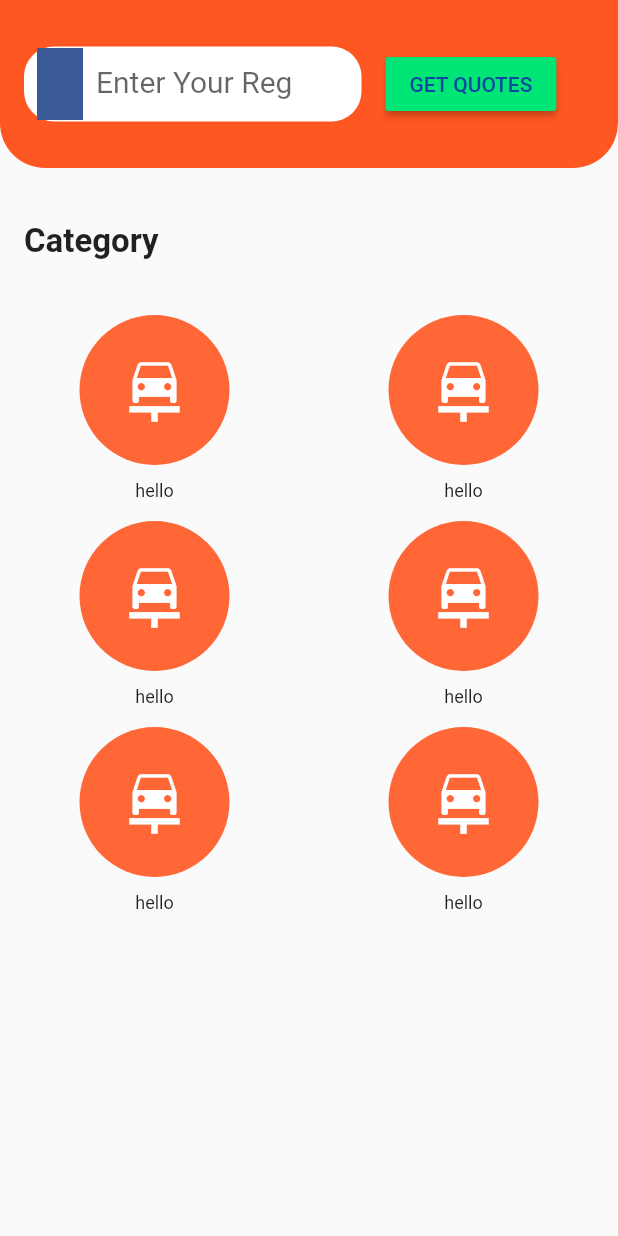
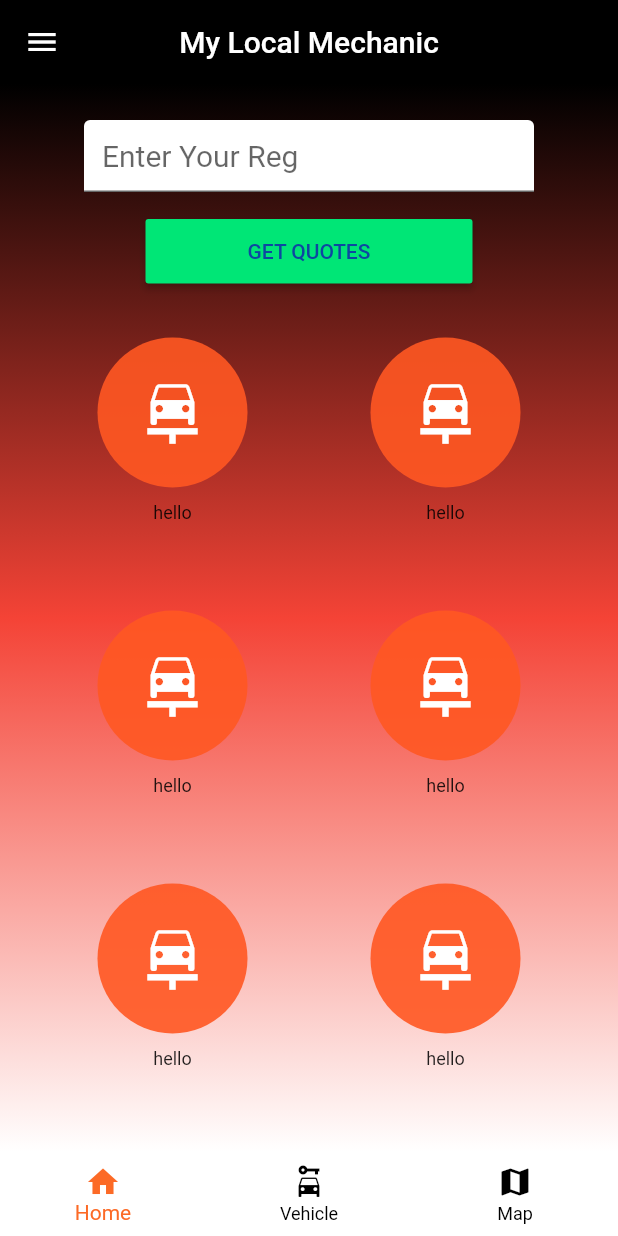
Before and after one commit to Karanpreet07/automotiveapp, a Flutter app: the HomeScreen screen opened directly, on a phone screen of 412 x 824 dp. Run offline on Flutter 3.47's test engine with Material 2 defaults, Android fonts, the light colour scheme and no system bars; our stand-ins replace percent_indicator.

Commit message:
vehicle check screens added

```diff
--- a/lib/screens/homescreen.dart
+++ b/lib/screens/homescreen.dart
@@ -1,40 +1,62 @@
-
-
-
+import 'package:automotiveapp/screens/vehiclecheck.dart';
 import 'package:flutter/material.dart';
 
-import 'package:automotiveapp/screens/MOT.dart';
+import 'MOT.dart';
 
 class HomeScreen extends StatelessWidget {
+  final TextEditingController textFieldController = TextEditingController();
+  //String registration = "";
   @override
   Widget build(BuildContext context) {
     return Scaffold(
-      resizeToAvoidBottomInset: false,
-      body: ListView(children: <Widget>[
-        _top(),
-        SizedBox(height: 20.0),
-        Padding(
+        appBar: AppBar(
+          backgroundColor: Colors.black,
+          title: Text('My Local Mechanic'),
+          centerTitle: true,
+          elevation: 0.0,
+          leading: IconButton(
+            onPressed: () {},
+            icon: Icon(
+              Icons.menu,
+            ),
+          ),
+        ),
+        body: Container(
+            decoration: BoxDecoration(
+                gradient: LinearGradient(
+                    colors: [Colors.black, Colors.red, Colors.white],
+                    begin: Alignment.topCenter,
+                    end: Alignment.bottomCenter)),
+            child: Padding(
+                padding: EdgeInsets.symmetric(horizontal: 24.0, vertical: 24.0),
+                child: Column(children: <Widget>[
+                  Container(
+                      height: 50,
+                      width: 300,
+                      child: TextField(
+                          controller: textFieldController,
+                          style: TextStyle(fontSize: 20),
+                          decoration: InputDecoration(
+                            hintText: "Enter Your Reg",
+                            hintStyle: TextStyle(fontSize: 20.0),
+                            fillColor: Colors.white,
+                            filled: true,
+                          ))),
+                  Container(
+                      height: 75,
+                      width: 250,
                       padding: EdgeInsets.all(16.0),
-            child: Row(
-              crossAxisAlignment: CrossAxisAlignment.center,
-              mainAxisAlignment: MainAxisAlignment.spaceBetween,
-              children: <Widget>[
-                Text(
-                  "Category",
-                  style: TextStyle(fontWeight: FontWeight.bold, fontSize: 22.0),
-                ),
-              ],
-            )),
-        SizedBox(height: 20.0),
-        Container(
-            height: 400.0,
-            child: GridView(
-              gridDelegate: SliverGridDelegateWithFixedCrossAxisCount(
-                  crossAxisCount: 2, childAspectRatio: 3 / 2),
-              children: <Widget>[
-
-                _gridItem(Icons.car_repair, context),
-                _gridItem(Icons.car_repair, context),
+                      child: RaisedButton(
+                          onPressed: () {
+                            _sendDataToSecondScreen(context);
+                          },
+                          color: Colors.greenAccent[400],
+                          textColor: Colors.blue[900],
+                          child: Text("GET QUOTES"))),
+                  Expanded(
+                      child: GridView.count(
+                    crossAxisCount: 2,
+                    children: [
                       _gridItem(Icons.car_repair, context),
                       _gridItem(Icons.car_repair, context),
                       _gridItem(Icons.car_repair, context),
@@ -43,23 +65,52 @@ class HomeScreen extends StatelessWidget {
                       _gridItem(Icons.car_repair, context)
                     ],
                   ))
-      ]),
-    );
+                ]))),
+        bottomNavigationBar: BottomNavigationBar(
+          backgroundColor: Colors.white,
+          elevation: 0.0,
+          unselectedItemColor: Colors.black,
+          selectedItemColor: Color(0xFFfc6a26),
+          items: [
+            BottomNavigationBarItem(
+              icon: Icon(Icons.home),
+              title: Text("Home"),
+            ),
+            BottomNavigationBarItem(
+              icon: Icon(Icons.car_rental),
+              title: Text("Vehicle"),
+            ),
+            BottomNavigationBarItem(
+              icon: Icon(Icons.map),
+              title: Text("Map"),
+            ),
+          ],
+        ));
+  }
+
+  // get the text in the TextField and start the Second Screen
+  void _sendDataToSecondScreen(BuildContext context) {
+    String textToSend = textFieldController.text;
+    Navigator.push(
+        context,
+        MaterialPageRoute(
+          builder: (context) => SecondScreen(
+            text: textToSend,
+          ),
+        ));
   }
 }
 
-_gridItem(icon, BuildContext context){
-  return Column(
-    children: [
-
+_gridItem(icon, BuildContext context) {
+  return Column(children: [
+    SizedBox(
+      height: 20,
+    ),
     GestureDetector(
         onTap: () {
-                 Navigator.push(
-                                  context,
-                                  MaterialPageRoute(
-                                      builder: (ctx) => Mot()));
+          Navigator.push(context, MaterialPageRoute(builder: (ctx) => Mot()));
         },
-            child:CircleAvatar(
+        child: CircleAvatar(
           radius: 50,
           child: Icon(
             icon,
@@ -75,45 +126,3 @@ _gridItem(icon, BuildContext context){
     )
   ]);
 }
-
-_top() {
-  return Container(
-      padding: EdgeInsets.all(16.0),
-      decoration: BoxDecoration(
-
-          color: Colors.deepOrange,
-          borderRadius: BorderRadius.only(
-              bottomLeft: Radius.circular(30.0),
-              bottomRight: Radius.circular(30.0))),
-      child: Row(mainAxisAlignment: MainAxisAlignment.start,
-        children: <Widget>[
-        SizedBox(height: 30.0),
-        Container(
-          height: 50,
-          width: 225,
-        child:TextField(style: TextStyle(fontSize: 20),
-            decoration: InputDecoration(
-                hintText: "Enter Your Reg",
-                hintStyle: TextStyle(fontSize: 20.0),
-                fillColor: Colors.white,
-                filled: true,
-
-
-
-                prefixIcon: ImageIcon(AssetImage('images/7.png'), color: Color(0xFF3A5A98),),
-
-                enabledBorder: OutlineInputBorder(
-                    borderRadius: BorderRadius.circular(20.0),
-                    borderSide: BorderSide(color: Colors.transparent)),
-                contentPadding:
-                    (EdgeInsets.symmetric(horizontal: 16.0, vertical: 16.0)))))
-, Container(
-  padding:EdgeInsets.all(16.0),
-  child:RaisedButton(onPressed: (){},
-  color: Colors.greenAccent[400],
-  textColor: Colors.blue[900],
-  child:Text("GET QUOTES"))
-)
-
-      ]));
-}
--- a/pubspec.yaml
+++ b/pubspec.yaml
@@ -31,6 +31,7 @@ dependencies:
   # Use with the CupertinoIcons class for iOS style icons.
   cupertino_icons: ^1.0.0
   percent_indicator: "^2.1.7+2"
+  http: ^0.12.2
 
 
 dev_dependencies:
```
Also changed, not shown: lib/screens/VehicleModel.dart (added, +27 -0 lines), lib/screens/vehiclecheck.dart (added, +90 -0 lines), flutter_01.png (added), flutter_02.png (added), pubspec.lock. Lines whose indentation alone changed are shown as unchanged.
